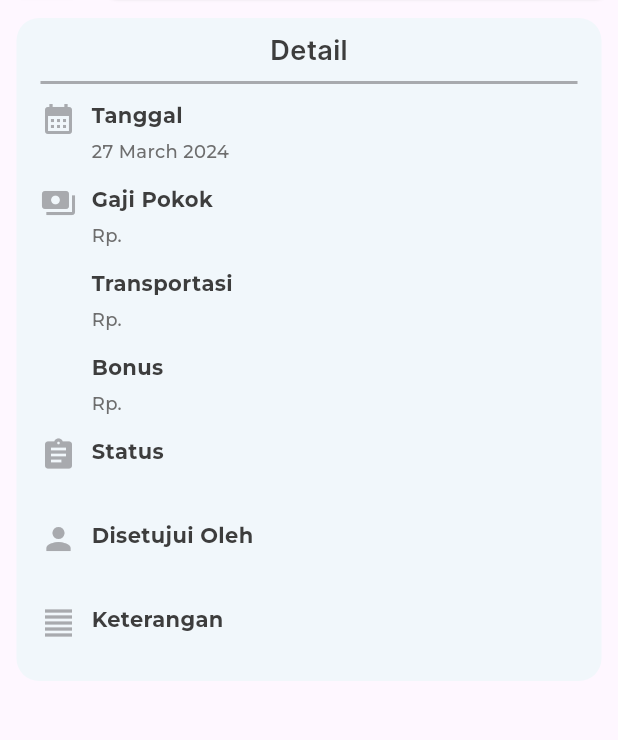
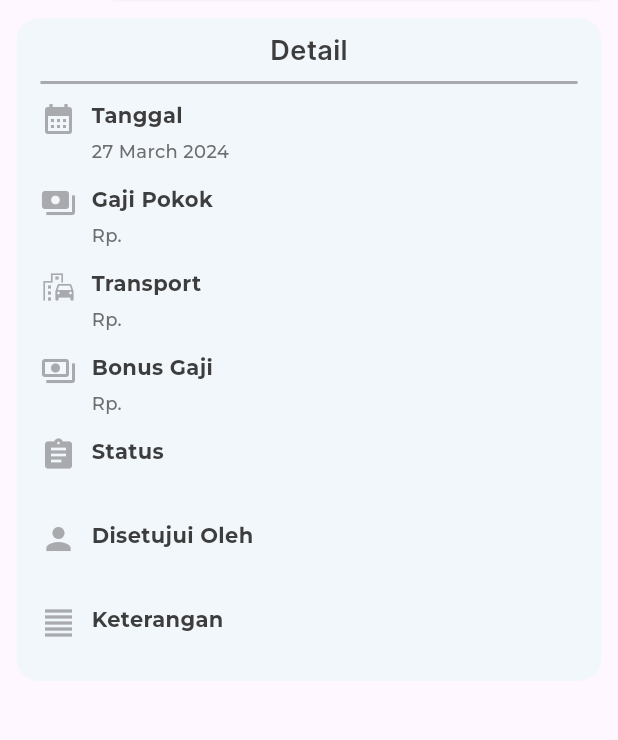
Before and after one commit to dtriadtya/MobileTMS, a Flutter app: the DetailPenggajianScreen screen opened directly with empty values, on a phone screen of 412 x 824 dp, the part 66-806 px from its top. Run offline on Flutter 3.47's test engine with Material 3 defaults, Android fonts, the phone set to English and light mode, and no system bars; drawn by our look-alikes of loader_overlay; our stand-ins replace dio, dotted_border, flutter_local_notifications, flutter_map, google_fonts, hexcolor and 5 more; missing offline and left inert: flutter_downloader; accounts and stored records are empty.

Commit message:
add management pegawai and fix screen

```diff
--- a/Front-End/tmshub/lib/src/screens/payroll/detail_penggajian_screen.dart
+++ b/Front-End/tmshub/lib/src/screens/payroll/detail_penggajian_screen.dart
@@ -50,12 +50,15 @@ class DetailPenggajianScreen extends StatelessWidget {
                     SizedBox(height: 14),
                     gajiPokokWidget(),
                     SizedBox(height: 14),
+                    gajiTransportWidget(),
+                    SizedBox(height: 14),
+                    gajiBonusWidget(),
+                    SizedBox(height: 14),
                     statusWidget(),
                     SizedBox(height: 14),
                     disetujuiWidget(),
                     SizedBox(height: 14),
                     keteranganWidget()
-
                   ],
                 ),
                 decoration: BoxDecoration(
@@ -70,7 +73,8 @@ class DetailPenggajianScreen extends StatelessWidget {
   }
 
   Widget tanggalWidget() {
-    String formattedDate = DateFormat('d MMMM y').format(penggajianModel.tanggal!.toUtc());
+    String formattedDate =
+        DateFormat('d MMMM y').format(penggajianModel.tanggal!.toUtc());
     return Row(
       mainAxisAlignment: MainAxisAlignment.start,
       crossAxisAlignment: CrossAxisAlignment.start,
@@ -150,11 +154,30 @@ class DetailPenggajianScreen extends StatelessWidget {
                 fontWeight: FontWeight.w500,
               ),
             ),
-            SizedBox(
-              height: 14,
-            ),
+          ],
+        )
+      ],
+    );
+  }
+
+  Widget gajiTransportWidget() {
+    return Row(
+      mainAxisAlignment: MainAxisAlignment.start,
+      crossAxisAlignment: CrossAxisAlignment.start,
+      children: [
+        Icon(
+          Icons.emoji_transportation_outlined,
+          size: 24,
+          color: HexColor("#A8AAAE"),
+        ),
+        SizedBox(
+          width: 10,
+        ),
+        Column(
+          crossAxisAlignment: CrossAxisAlignment.start,
+          children: [
             Text(
-              "Transportasi",
+              "Transport",
               style: TextStyle(
                 color: HexColor("#3D3D3D"),
                 fontFamily: "Montserrat",
@@ -174,12 +197,29 @@ class DetailPenggajianScreen extends StatelessWidget {
                 fontWeight: FontWeight.w500,
               ),
             ),
-            //========================
-            SizedBox(
-              height: 14,
-            ),
+          ],
+        )
+      ],
+    );
+  }
+  Widget gajiBonusWidget() {
+    return Row(
+      mainAxisAlignment: MainAxisAlignment.start,
+      crossAxisAlignment: CrossAxisAlignment.start,
+      children: [
+        Icon(
+          Icons.payments_outlined,
+          size: 24,
+          color: HexColor("#A8AAAE"),
+        ),
+        SizedBox(
+          width: 10,
+        ),
+        Column(
+          crossAxisAlignment: CrossAxisAlignment.start,
+          children: [
             Text(
-              "Bonus",
+              "Bonus Gaji",
               style: TextStyle(
                 color: HexColor("#3D3D3D"),
                 fontFamily: "Montserrat",
@@ -205,7 +245,7 @@ class DetailPenggajianScreen extends StatelessWidget {
     );
   }
 
-  Widget statusWidget(){
+  Widget statusWidget() {
     return Row(
       mainAxisAlignment: MainAxisAlignment.start,
       crossAxisAlignment: CrossAxisAlignment.start,
@@ -248,7 +288,7 @@ class DetailPenggajianScreen extends StatelessWidget {
     );
   }
 
-  Widget disetujuiWidget(){
+  Widget disetujuiWidget() {
     return Row(
       mainAxisAlignment: MainAxisAlignment.start,
       crossAxisAlignment: CrossAxisAlignment.start,
@@ -291,7 +331,7 @@ class DetailPenggajianScreen extends StatelessWidget {
     );
   }
 
-  Widget keteranganWidget(){
+  Widget keteranganWidget() {
     return Row(
       mainAxisAlignment: MainAxisAlignment.start,
       crossAxisAlignment: CrossAxisAlignment.start,
@@ -333,5 +373,4 @@ class DetailPenggajianScreen extends StatelessWidget {
       ],
     );
   }
-
 }
--- a/Front-End/tmshub/lib/src/screens/presensi/presensi_map_screen.dart
+++ b/Front-End/tmshub/lib/src/screens/presensi/presensi_map_screen.dart
@@ -349,7 +349,7 @@ class _PresensiMapScreenState extends State<PresensiMapScreen> {
               ? null
               : () {
                   Map<String, dynamic> request = {
-                    'id_user': globals.userLogin!.idUser,
+                    'id_user': globals.userLogin!.idUser.toString(),
                     'check_in': currentTime.toString(),
                     'check_out': currentTime.toString(),
                     'maps_checkin': globals.locationNow,
--- a/Front-End/tmshub/lib/src/screens/reimburse/pengembaliandana_screen.dart
+++ b/Front-End/tmshub/lib/src/screens/reimburse/pengembaliandana_screen.dart
@@ -9,6 +9,7 @@ import 'package:tmshub/src/services/reimburse_service.dart';
 import 'package:tmshub/src/widgets/top_navigation.dart';
 import 'package:tmshub/src/utils/globals.dart' as globals;
 import 'package:intl/intl.dart';
+import 'package:tmshub/src/widgets/utility.dart';
 
 class PengembalianDanaScreen extends StatefulWidget {
   const PengembalianDanaScreen({Key? key}) : super(key: key);
@@ -62,7 +63,7 @@ class _PengembalianDanaScreenState extends State<PengembalianDanaScreen> {
         return noContent();
       }
     } else {
-      return problemNetwork();
+      return loadingWidget(context);
     }
   }
 
--- a/Front-End/tmshub/lib/src/widgets/dashboard_widgets/dashboard_navigation_admin.dart
+++ b/Front-End/tmshub/lib/src/widgets/dashboard_widgets/dashboard_navigation_admin.dart
@@ -3,6 +3,7 @@ import 'package:flutter/material.dart';
 import 'package:hexcolor/hexcolor.dart';
 import 'package:tmshub/src/screens/admin/cuti/cuti_screen_admin.dart';
 import 'package:tmshub/src/screens/admin/payroll/payroll_admin_screen.dart';
+import 'package:tmshub/src/screens/admin/pegawai/pegawai_screen_admin.dart';
 import 'package:tmshub/src/screens/admin/presensi/presensi_admin.dart';
 import 'package:tmshub/src/screens/admin/reimburse/reimburse_admin_screen.dart';
 
@@ -69,7 +70,7 @@ class DasboardNavigationAdminWidget extends StatelessWidget {
                     title: "Manajemen\n Profile User",
                     imagePath: "assets/reimburse_icon.png",
                     context: context,
-                    destination: ReimburseScreenAdmin())
+                    destination: PegawaiScreenAdmin())
               ],
             ),
           )),
--- a/Front-End/tmshub/pubspec.yaml
+++ b/Front-End/tmshub/pubspec.yaml
@@ -11,7 +11,6 @@ dependencies:
   auto_size_text: null
   cupertino_icons: ^1.0.2
   dio: ^5.4.1
-  device_info_plus: ^9.1.2
   dotted_border: null
   flutter:
     sdk: flutter
```
Also changed, not shown: Front-End/tmshub/lib/src/screens/admin/pegawai/edit_pegawai_screen.dart (added, +199 -0 lines), Front-End/tmshub/lib/src/screens/admin/pegawai/pegawai_screen_admin.dart (added, +132 -0 lines), Front-End/tmshub/lib/src/screens/payroll/penggajian_screen.dart (+8 -1 lines), Front-End/tmshub/lib/src/services/pegawai_services.dart (+19 -0 lines), Front-End/tmshub/pubspec.lock, 1 other file.
